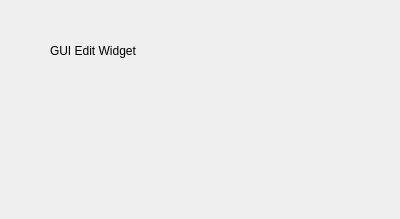
Above: YAD-Studio/Widgets/GUIEditWidget.ui from Yad-Studio/YAD-Studio before the change. Below: the same form after it.
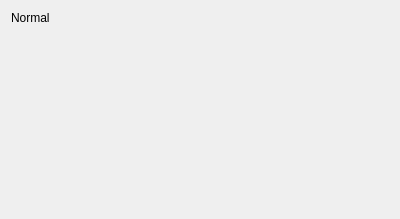
That is the form after the change. Custom widgets are drawn as their Qt base class.

Commit message: add Widget ellements

What changed in the file:
```diff
--- a/YAD-Studio/Widgets/GUIEditWidget.ui
+++ b/YAD-Studio/Widgets/GUIEditWidget.ui
@@ -13,20 +13,40 @@
   <property name="windowTitle">
    <string>Form</string>
   </property>
-  <widget class="QLabel" name="label">
-   <property name="geometry">
-    <rect>
-     <x>50</x>
-     <y>30</y>
-     <width>171</width>
-     <height>41</height>
-    </rect>
-   </property>
-   <property name="text">
-    <string>GUI Edit Widget</string>
-   </property>
-  </widget>
+  <layout class="QVBoxLayout" name="verticalLayout" stretch="0,0,0">
+   <item>
+    <widget class="QLabel" name="function_type">
+     <property name="text">
+      <string>Normal</string>
+     </property>
+    </widget>
+   </item>
+   <item>
+    <widget class="TermWidget" name="widget" native="true"/>
+   </item>
+   <item>
+    <spacer name="verticalSpacer">
+     <property name="orientation">
+      <enum>Qt::Vertical</enum>
+     </property>
+     <property name="sizeHint" stdset="0">
+      <size>
+       <width>20</width>
+       <height>40</height>
+      </size>
+     </property>
+    </spacer>
+   </item>
+  </layout>
  </widget>
+ <customwidgets>
+  <customwidget>
+   <class>TermWidget</class>
+   <extends>QWidget</extends>
+   <header>TermWidget.h</header>
+   <container>1</container>
+  </customwidget>
+ </customwidgets>
  <resources/>
  <connections/>
 </ui>
```
The commit also changes 3 other files.
